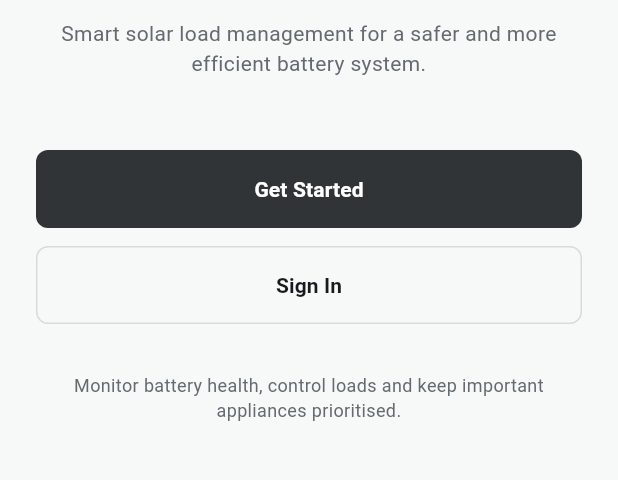
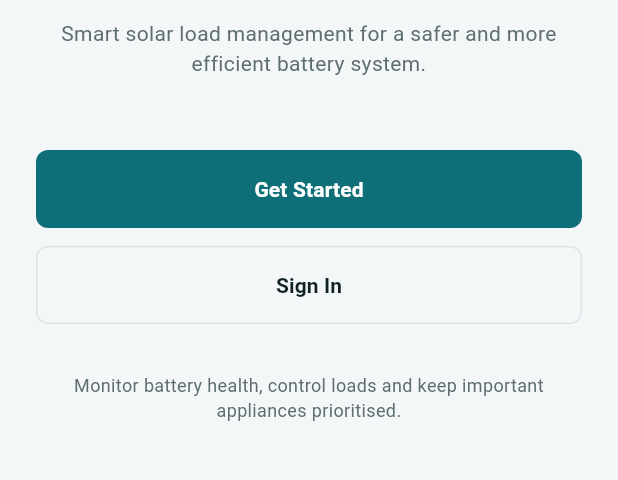
Before and after one commit to SilasChalwe/kilowatts-mobile, a Flutter app: the screen it shows after launch, on a phone screen of 412 x 824 dp, the part 429-909 px from its top. Run offline on Flutter 3.47's test engine with Material 3 defaults, Android fonts, the phone set to English and light mode, and no system bars; our stand-ins replace cloud_firestore, firebase_auth, firebase_core, flutter_secure_storage, shared_preferences; missing offline and left inert: mqtt_client; accounts and stored records are empty.

Commit message:
refine production color system

```diff
--- a/lib/core/theme/app_colors.dart
+++ b/lib/core/theme/app_colors.dart
@@ -1,18 +1,44 @@
 import 'package:flutter/material.dart';
 
+/// Kilowatts product colour system.
+///
+/// The UI deliberately uses a restrained enterprise palette: neutral surfaces
+/// carry most of the interface while teal is reserved for primary actions,
+/// focus and selected navigation. Semantic colours are never used as decoration.
 abstract final class AppColors {
-  static const Color background = Color(0xFFF7F8F8);
-  static const Color surface = Colors.white;
-  static const Color textPrimary = Color(0xFF171A1C);
-  static const Color textSecondary = Color(0xFF646B70);
-  static const Color primary = Color(0xFF303436);
-  static const Color primaryPressed = Color(0xFF1F2224);
-  static const Color border = Color(0xFFD7DBDE);
+  static const Color background = Color(0xFFF4F7F7);
+  static const Color surface = Color(0xFFFFFFFF);
+  static const Color surfaceRaised = Color(0xFFFFFFFF);
+  static const Color surfaceMuted = Color(0xFFEEF3F3);
+  static const Color surfaceAccent = Color(0xFFE7F3F4);
+
+  static const Color textPrimary = Color(0xFF102124);
+  static const Color textSecondary = Color(0xFF5E6D70);
+  static const Color textTertiary = Color(0xFF7E8B8E);
+  static const Color textOnPrimary = Color(0xFFFFFFFF);
+
+  static const Color primary = Color(0xFF0F6F78);
+  static const Color primaryHover = Color(0xFF0B6068);
+  static const Color primaryPressed = Color(0xFF084E55);
+  static const Color primarySoft = Color(0xFFE5F2F3);
+
+  static const Color border = Color(0xFFDCE4E5);
+  static const Color borderStrong = Color(0xFFC5D1D3);
   static const Color fieldFill = Color(0xFFFFFFFF);
-  static const Color success = Color(0xFF276749);
+  static const Color focus = Color(0xFF2A7F88);
+
+  static const Color success = Color(0xFF24734D);
+  static const Color successSoft = Color(0xFFEAF5EF);
+  static const Color warning = Color(0xFF9A6208);
+  static const Color warningSoft = Color(0xFFFFF5DF);
   static const Color error = Color(0xFFB42318);
-  static const Color warning = Color(0xFF8A6116);
-  static const Color info = Color(0xFF1D5FBF);
-  static const Color offline = Color(0xFF9AA1A6);
-  static const Color surfaceMuted = Color(0xFFEFF1F2);
+  static const Color errorSoft = Color(0xFFFDEDEA);
+  static const Color info = Color(0xFF275EA8);
+  static const Color infoSoft = Color(0xFFEDF3FB);
+  static const Color offline = Color(0xFF8C999C);
+
+  static const Color sidebar = Color(0xFF102124);
+  static const Color sidebarMuted = Color(0xFF1A3034);
+  static const Color sidebarText = Color(0xFFF6FAFA);
+  static const Color sidebarTextMuted = Color(0xFFAFC0C3);
 }
```
